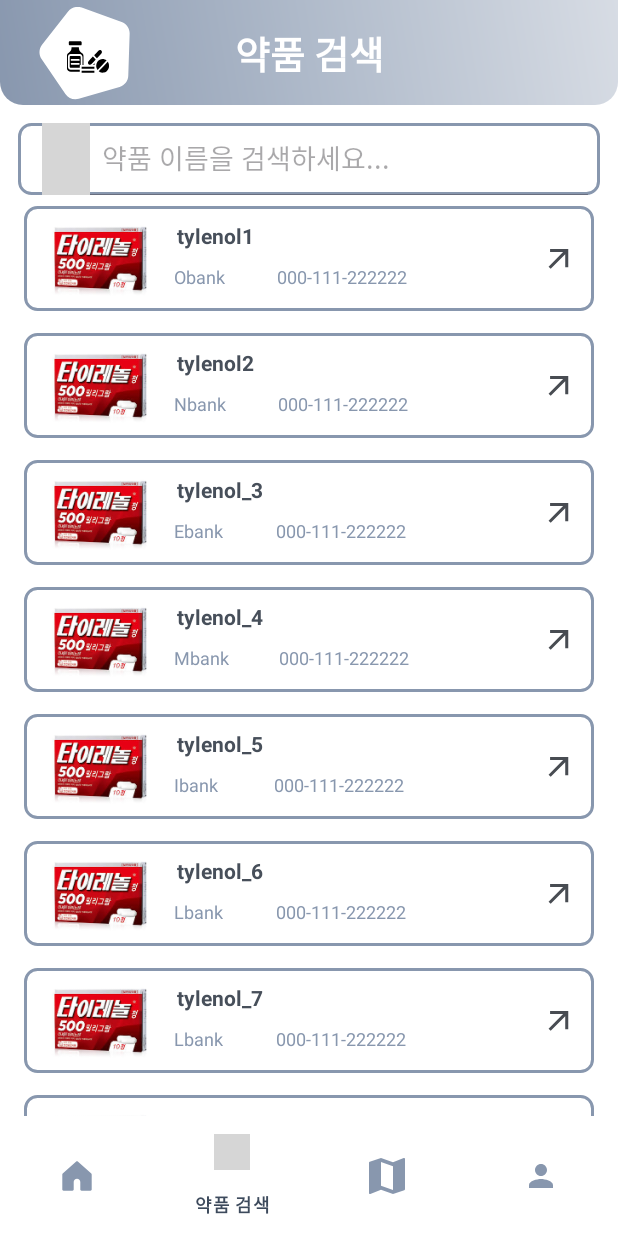
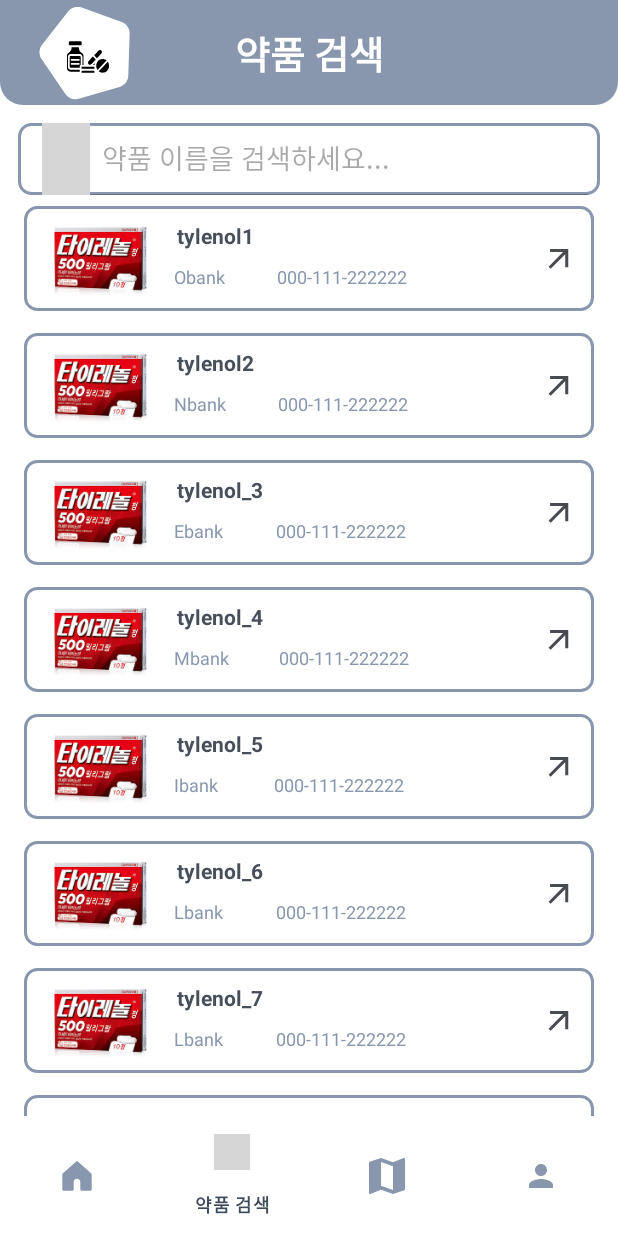
Before and after one commit to ParkDaeHee3/app_helper_fe, an Android app: the SearchFragment screen opened through its navigation route, on a phone screen of 412 x 824 dp. Run offline under Robolectric (Android 15) with nearby library versions, the phone set to English and light mode, and no system bars; our stand-ins replace navigation-ui; grey boxes are pictures that could not be loaded.

Commit message:
불필요한 코드 정리, 색상 재지정중

```diff
--- a/app/src/main/res/drawable/background_home_card.xml
+++ b/app/src/main/res/drawable/background_home_card.xml
@@ -4,9 +4,8 @@
     <corners
         android:radius="15dp" />
     <gradient
-        android:angle="45"
-        android:centerColor="@color/gray_200"
-        android:endColor="@color/gray_100"
+        android:centerColor="@color/gray_300"
+        android:endColor="@color/gray_300"
         android:startColor="@color/gray_300"
         android:type="linear" />
 </shape>
--- a/app/src/main/res/drawable/background_lime7.xml
+++ b/app/src/main/res/drawable/background_lime7.xml
@@ -7,9 +7,8 @@
         android:bottomRightRadius="15dp" />
     <!--<solid android:color="@color/lime_7" />-->
     <gradient
-        android:angle="45"
-        android:centerColor="@color/gray_200"
-        android:endColor="@color/gray_100"
+        android:centerColor="@color/gray_300"
+        android:endColor="@color/gray_300"
         android:startColor="@color/gray_300"
         android:type="linear" />
 </shape>
--- a/app/src/main/res/drawable/background_lime8.xml
+++ b/app/src/main/res/drawable/background_lime8.xml
@@ -10,8 +10,8 @@
     <!-- <solid android:color="@color/lime_7"/>-->
     <gradient
         android:angle="270"
-        android:centerColor="@color/gray_200"
-        android:endColor="@color/gray_100"
+        android:centerColor="@color/gray_300"
+        android:endColor="@color/gray_300"
         android:startColor="@color/gray_300"
         android:type="linear" />
 </shape>
--- a/app/src/main/res/drawable/ic_list.xml
+++ /dev/null
@@ -1,5 +0,0 @@
-<vector android:autoMirrored="true" android:height="24dp"
-    android:tint="#484C52" android:viewportHeight="24"
-    android:viewportWidth="24" android:width="24dp" xmlns:android="http://schemas.android.com/apk/res/android">
-    <path android:fillColor="@android:color/white" android:pathData="M19,5v14L5,19L5,5h14m1.1,-2L3.9,3c-0.5,0 -0.9,0.4 -0.9,0.9v16.2c0,0.4 0.4,0.9 0.9,0.9h16.2c0.4,0 0.9,-0.5 0.9,-0.9L21,3.9c0,-0.5 -0.5,-0.9 -0.9,-0.9zM11,7h6v2h-6L11,7zM11,11h6v2h-6v-2zM11,15h6v2h-6zM7,7h2v2L7,9zM7,11h2v2L7,13zM7,15h2v2L7,17z"/>
-</vector>
--- a/app/src/main/res/drawable/ic_medicine.xml
+++ b/app/src/main/res/drawable/ic_medicine.xml
@@ -3,6 +3,7 @@
     android:height="32dp"
     android:viewportWidth="32"
     android:viewportHeight="32">
+
   <path
       android:pathData="M2,14.738C2.192,13.882 2.812,13.45 3.409,13.019C4.141,12.491 4.723,11.848 4.914,10.904C5.008,10.439 5.005,9.951 5.047,9.453C6.645,9.453 8.271,9.453 9.902,9.453C9.929,9.819 9.943,10.192 9.987,10.561C10.097,11.495 10.525,12.23 11.239,12.777C11.613,13.063 11.995,13.339 12.351,13.651C12.78,14.027 12.981,14.553 12.986,15.132C13.002,17.152 12.991,19.174 12.99,21.195C12.99,21.212 12.98,21.23 12.971,21.26C12.77,21.26 12.566,21.26 12.336,21.26C12.336,21.161 12.336,21.066 12.336,20.972C12.336,19.37 12.345,17.769 12.331,16.168C12.326,15.663 12.214,15.187 11.888,14.775C11.533,14.325 11.088,14.079 10.562,14.074C8.521,14.054 6.48,14.044 4.44,14.075C3.468,14.09 2.652,14.886 2.655,16.001C2.66,18.208 2.654,20.414 2.657,22.621C2.659,23.554 3.46,24.431 4.358,24.436C6.317,24.445 8.276,24.439 10.235,24.439C10.324,24.439 10.414,24.439 10.517,24.439C10.517,24.889 10.517,25.322 10.517,25.787C10.42,25.787 10.323,25.787 10.226,25.787C8.367,25.787 6.508,25.768 4.65,25.796C3.931,25.807 3.348,25.527 2.791,25.089C2.409,24.789 2.157,24.412 2.02,23.918C2,20.863 2,17.814 2,14.738Z"
       android:fillColor="#000000"/>
--- a/app/src/main/res/layout/fragment_search.xml
+++ b/app/src/main/res/layout/fragment_search.xml
@@ -55,7 +55,7 @@
         style="@style/DetailCardDisease"
         android:layout_width="wrap_content"
         android:layout_height="wrap_content"
-        android:text="약품 검색"
+        android:text="@string/searchbar_hint"
         app:layout_constraintBottom_toBottomOf="@+id/view_title_medicine_search_area"
         app:layout_constraintEnd_toEndOf="@id/view_title_medicine_search_area"
         app:layout_constraintStart_toStartOf="@id/view_title_medicine_search_area"
```
Also changed, not shown: app/src/main/res/values/strings.xml (+1 -6 lines).
